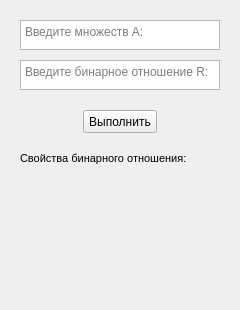
First picture: the form in ui_mainwindow.ui, repository RozeQz/HasseDiagram, before the edit.
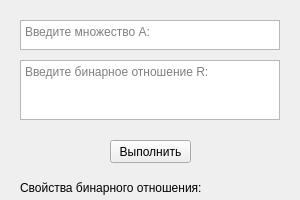
Second picture: the form after the edit.

Commit message: Improve UI: size policy and labels

The edit to the form file:
```diff
--- a/ui_mainwindow.ui
+++ b/ui_mainwindow.ui
@@ -2,30 +2,58 @@
 <ui version="4.0">
  <class>MainWindow</class>
  <widget class="QMainWindow" name="MainWindow">
+  <property name="enabled">
+   <bool>true</bool>
+  </property>
   <property name="geometry">
    <rect>
     <x>0</x>
     <y>0</y>
-    <width>240</width>
-    <height>310</height>
+    <width>300</width>
+    <height>200</height>
    </rect>
   </property>
+  <property name="sizePolicy">
+   <sizepolicy hsizetype="Fixed" vsizetype="Fixed">
+    <horstretch>0</horstretch>
+    <verstretch>0</verstretch>
+   </sizepolicy>
+  </property>
+  <property name="minimumSize">
+   <size>
+    <width>300</width>
+    <height>200</height>
+   </size>
+  </property>
+  <property name="maximumSize">
+   <size>
+    <width>300</width>
+    <height>200</height>
+   </size>
+  </property>
   <property name="windowTitle">
    <string>Диаграмма Хассе</string>
   </property>
   <widget class="QWidget" name="centralwidget">
+   <property name="sizePolicy">
+    <sizepolicy hsizetype="Fixed" vsizetype="Fixed">
+     <horstretch>0</horstretch>
+     <verstretch>0</verstretch>
+    </sizepolicy>
+   </property>
    <widget class="QLabel" name="lbl_symm">
     <property name="geometry">
      <rect>
       <x>20</x>
-      <y>190</y>
-      <width>201</width>
+      <y>240</y>
+      <width>260</width>
       <height>16</height>
      </rect>
     </property>
     <property name="font">
      <font>
-      <pointsize>8</pointsize>
+      <family>Arial</family>
+      <pointsize>9</pointsize>
       <weight>50</weight>
       <italic>false</italic>
       <bold>false</bold>
@@ -42,14 +70,15 @@
     <property name="geometry">
      <rect>
       <x>20</x>
-      <y>170</y>
-      <width>201</width>
+      <y>210</y>
+      <width>260</width>
       <height>16</height>
      </rect>
     </property>
     <property name="font">
      <font>
-      <pointsize>8</pointsize>
+      <family>Arial</family>
+      <pointsize>9</pointsize>
       <weight>50</weight>
       <italic>false</italic>
       <bold>false</bold>
@@ -67,16 +96,24 @@
      <rect>
       <x>20</x>
       <y>60</y>
-      <width>200</width>
-      <height>30</height>
+      <width>260</width>
+      <height>60</height>
      </rect>
     </property>
+    <property name="font">
+     <font>
+      <family>Arial</family>
+      <pointsize>9</pointsize>
+      <weight>50</weight>
+      <bold>false</bold>
+     </font>
+    </property>
     <property name="html">
      <string>&lt;!DOCTYPE HTML PUBLIC &quot;-//W3C//DTD HTML 4.0//EN&quot; &quot;http://www.w3.org/TR/REC-html40/strict.dtd&quot;&gt;
 &lt;html&gt;&lt;head&gt;&lt;meta name=&quot;qrichtext&quot; content=&quot;1&quot; /&gt;&lt;style type=&quot;text/css&quot;&gt;
 p, li { white-space: pre-wrap; }
-&lt;/style&gt;&lt;/head&gt;&lt;body style=&quot; font-family:'MS Shell Dlg 2'; font-size:8.25pt; font-weight:400; font-style:normal;&quot;&gt;
-&lt;p style=&quot;-qt-paragraph-type:empty; margin-top:0px; margin-bottom:0px; margin-left:0px; margin-right:0px; -qt-block-indent:0; text-indent:0px;&quot;&gt;&lt;br /&gt;&lt;/p&gt;&lt;/body&gt;&lt;/html&gt;</string>
+&lt;/style&gt;&lt;/head&gt;&lt;body style=&quot; font-family:'Arial'; font-size:9pt; font-weight:400; font-style:normal;&quot;&gt;
+&lt;p style=&quot;-qt-paragraph-type:empty; margin-top:0px; margin-bottom:0px; margin-left:0px; margin-right:0px; -qt-block-indent:0; text-indent:0px; font-family:'MS Shell Dlg 2'; font-size:8.25pt;&quot;&gt;&lt;br /&gt;&lt;/p&gt;&lt;/body&gt;&lt;/html&gt;</string>
     </property>
     <property name="placeholderText">
      <string>Введите бинарное отношение R:</string>
@@ -86,14 +123,15 @@
     <property name="geometry">
      <rect>
       <x>20</x>
-      <y>150</y>
-      <width>201</width>
+      <y>180</y>
+      <width>260</width>
       <height>16</height>
      </rect>
     </property>
     <property name="font">
      <font>
-      <pointsize>8</pointsize>
+      <family>Arial</family>
+      <pointsize>9</pointsize>
       <weight>50</weight>
       <italic>false</italic>
       <bold>false</bold>
@@ -111,33 +149,42 @@
      <rect>
       <x>20</x>
       <y>20</y>
-      <width>200</width>
+      <width>260</width>
       <height>30</height>
      </rect>
     </property>
+    <property name="font">
+     <font>
+      <family>Arial</family>
+      <pointsize>9</pointsize>
+      <weight>50</weight>
+      <bold>false</bold>
+     </font>
+    </property>
     <property name="html">
      <string>&lt;!DOCTYPE HTML PUBLIC &quot;-//W3C//DTD HTML 4.0//EN&quot; &quot;http://www.w3.org/TR/REC-html40/strict.dtd&quot;&gt;
 &lt;html&gt;&lt;head&gt;&lt;meta name=&quot;qrichtext&quot; content=&quot;1&quot; /&gt;&lt;style type=&quot;text/css&quot;&gt;
 p, li { white-space: pre-wrap; }
-&lt;/style&gt;&lt;/head&gt;&lt;body style=&quot; font-family:'MS Shell Dlg 2'; font-size:8.25pt; font-weight:400; font-style:normal;&quot;&gt;
-&lt;p style=&quot;-qt-paragraph-type:empty; margin-top:0px; margin-bottom:0px; margin-left:0px; margin-right:0px; -qt-block-indent:0; text-indent:0px;&quot;&gt;&lt;br /&gt;&lt;/p&gt;&lt;/body&gt;&lt;/html&gt;</string>
+&lt;/style&gt;&lt;/head&gt;&lt;body style=&quot; font-family:'Arial'; font-size:9pt; font-weight:400; font-style:normal;&quot;&gt;
+&lt;p style=&quot;-qt-paragraph-type:empty; margin-top:0px; margin-bottom:0px; margin-left:0px; margin-right:0px; -qt-block-indent:0; text-indent:0px; font-family:'MS Shell Dlg 2'; font-size:8.25pt;&quot;&gt;&lt;br /&gt;&lt;/p&gt;&lt;/body&gt;&lt;/html&gt;</string>
     </property>
     <property name="placeholderText">
-     <string>Введите множеств А:</string>
+     <string>Введите множество А:</string>
     </property>
    </widget>
    <widget class="QLabel" name="lbl_antisym">
     <property name="geometry">
      <rect>
       <x>20</x>
-      <y>230</y>
-      <width>201</width>
+      <y>270</y>
+      <width>260</width>
       <height>16</height>
      </rect>
     </property>
     <property name="font">
      <font>
-      <pointsize>8</pointsize>
+      <family>Arial</family>
+      <pointsize>9</pointsize>
       <weight>50</weight>
       <italic>false</italic>
       <bold>false</bold>
@@ -153,12 +200,20 @@
    <widget class="QPushButton" name="btn_run">
     <property name="geometry">
      <rect>
-      <x>83</x>
-      <y>110</y>
-      <width>74</width>
+      <x>110</x>
+      <y>140</y>
+      <width>81</width>
       <height>23</height>
      </rect>
     </property>
+    <property name="font">
+     <font>
+      <family>Arial</family>
+      <pointsize>9</pointsize>
+      <weight>50</weight>
+      <bold>false</bold>
+     </font>
+    </property>
     <property name="text">
      <string>Выполнить</string>
     </property>
@@ -167,14 +222,15 @@
     <property name="geometry">
      <rect>
       <x>20</x>
-      <y>210</y>
-      <width>201</width>
+      <y>300</y>
+      <width>260</width>
       <height>16</height>
      </rect>
     </property>
     <property name="font">
      <font>
-      <pointsize>8</pointsize>
+      <family>Arial</family>
+      <pointsize>9</pointsize>
       <weight>50</weight>
       <italic>false</italic>
       <bold>false</bold>
```
Left out of the diff: 50 changed lines with no effect on the pictures. The commit also changes 2 other files.
